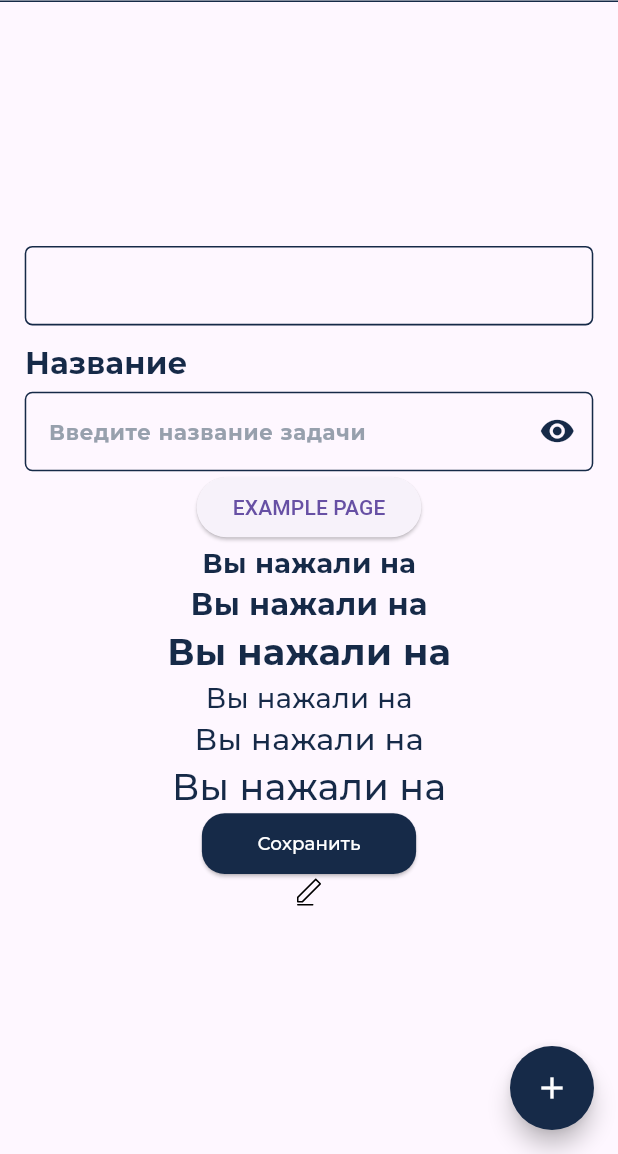
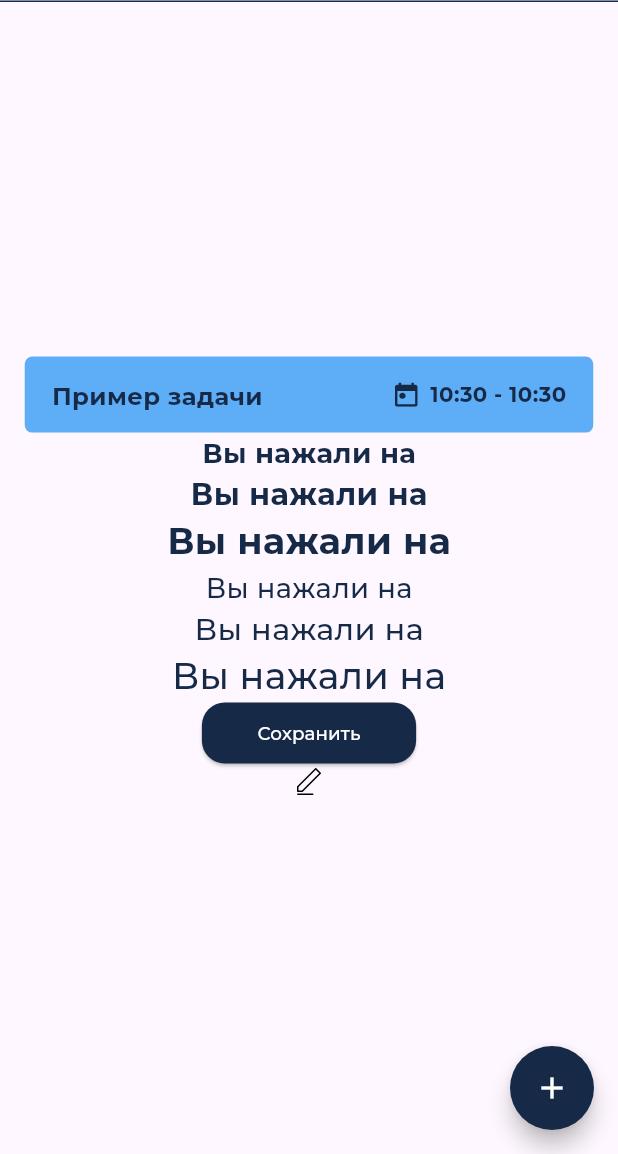
Before and after one commit to elyra1/Taski, a Flutter app: the screen it shows after launch, on a phone screen of 412 x 824 dp, the part 82-1236 px from its top. Run offline on Flutter 3.47's test engine with Material 3 defaults, Android fonts, the phone set to English and light mode, and no system bars; our stand-ins replace auto_route, awesome_extensions, bloc, cloud_firestore, firebase_auth, firebase_core and 6 more; accounts and stored records are empty; project files that could hold a hidden picture were left out.

Commit message:
Сверстал AbbreviatedTaskCard

```diff
--- a/lib/domain/entities/task_entity.dart
+++ b/lib/domain/entities/task_entity.dart
@@ -16,7 +16,7 @@ class TaskEntity with _$TaskEntity {
   }) = _TaskEntity;
 
   static TaskEntity getEmpty() => TaskEntity(
-        title: 'Название задачи',
+        title: 'Пример задачи',
         id: '123',
         authorId: '4234234',
         startTime: Timestamp.fromDate(DateTime.now()),
--- a/lib/presentation/pages/example_page/example_page.dart
+++ b/lib/presentation/pages/example_page/example_page.dart
@@ -11,6 +11,8 @@ import 'package:taski/presentation/utils/app_text_styles.dart';
 import 'package:taski/presentation/widgets/app_bars/main_app_bar.dart';
 import 'package:taski/presentation/widgets/buttons/circle_add_button.dart';
 import 'package:taski/presentation/widgets/buttons/custom_button.dart';
+import 'package:taski/domain/entities/task_entity.dart';
+import 'package:taski/presentation/widgets/cards/abbreviated_task_card.dart';
 
 @RoutePage()
 class ExamplePage extends StatelessWidget implements AutoRouteWrapper {
@@ -24,23 +26,11 @@ class ExamplePage extends StatelessWidget implements AutoRouteWrapper {
       body: Column(
         mainAxisAlignment: MainAxisAlignment.center,
         children: [
-          AppTextField(),
-          10.h.heightBox,
-          AppTextField(
-            title: 'Название',
-            hintText: 'Введите название задачи',
-            obscure: true,
+          TaskCard(
+              width: 345.w,
+              height: 50.h,
+              task: TaskEntity.getEmpty()
           ),
-          ElevatedButton(
-            onPressed: () {
-              ScaffoldMessenger.of(context).showSnackBar(
-                const SnackBar(
-                  content: Text("Вы нажали на"),
-                ),
-              );
-            },
-            child: const Text("EXAMPLE PAGE"),
-          ).toCenter(),
           Text("Вы нажали на", style: AppTextStyles.bold18),
           Text("Вы нажали на", style: AppTextStyles.bold20),
           Text("Вы нажали на", style: AppTextStyles.bold24),
--- a/lib/presentation/utils/app_icons.dart
+++ b/lib/presentation/utils/app_icons.dart
@@ -1,8 +1,9 @@
 abstract class AppIcons {
   static const String editIcon = "assets/icons/edit_icon.svg";
   static const String calendarIcon = "assets/icons/calendar_icon.svg";
+  static const String calendarIconNew = "assets/icons/calendar_icon_new.svg";
   static const String categoryIcon = "assets/icons/category_icon.svg";
-  static const String clockIcon = "assets/icons/clock_icon.svg";
+  static const String clockIcon = "assets/icons/Clock_icon.svg";
   static const String infoIcon = "assets/icons/info_icon.svg";
   static const String userIcon = "assets/icons/user_icon.svg";
 }
--- /dev/null
+++ b/lib/presentation/widgets/cards/abbreviated_task_card.dart
@@ -0,0 +1,62 @@
+import 'package:awesome_extensions/awesome_extensions.dart';
+import 'package:flutter/material.dart';
+import 'package:flutter_screenutil/flutter_screenutil.dart';
+import 'package:flutter_svg/flutter_svg.dart';
+import 'package:intl/intl.dart';
+import 'package:taski/domain/entities/task_entity.dart';
+import 'package:taski/presentation/utils/app_colors.dart';
+import 'package:taski/presentation/utils/app_icons.dart';
+import 'package:taski/presentation/utils/app_text_styles.dart';
+
+class TaskCard extends StatefulWidget {
+  final double? width;
+  final double? height;
+  final TaskEntity task;
+
+  const TaskCard({
+    super.key,
+    this.width,
+    this.height,
+    required this.task,
+  });
+
+  @override
+  State<TaskCard> createState() => _TaskCardState();
+}
+
+class _TaskCardState extends State<TaskCard> {
+  final DateFormat format = DateFormat.Hm();
+
+  @override
+  Widget build(BuildContext context) {
+    return Container(
+      padding: const EdgeInsets.symmetric(vertical: 15.0, horizontal: 18.0),
+      decoration: BoxDecoration(
+        color: Color(widget.task.color),
+        borderRadius: BorderRadius.circular(5.r),
+      ),
+      width: widget.width,
+      height: widget.height,
+      child: Row(
+        mainAxisAlignment: MainAxisAlignment.spaceBetween,
+        children: [
+            SizedBox(width:150.w, child:Text(widget.task.title, style: AppTextStyles.bold16, overflow: TextOverflow.ellipsis,)),
+              Row(
+                children: [
+              SvgPicture.asset(
+                AppIcons.calendarIconNew,
+                width: 15.w,
+                height: 16.h,
+              ),
+              7.w.widthBox,
+              Text(
+                  "${format.format(widget.task.startTime.toDate())} - ${format.format(widget.task.endTime.toDate())}",
+                  style: AppTextStyles.semibold14
+              ),
+            ]
+            ),
+        ]
+      ),
+    );
+  }
+}
--- a/pubspec.yaml
+++ b/pubspec.yaml
@@ -50,6 +50,7 @@ dependencies:
   flutter_bloc: ^8.1.3
   awesome_extensions: ^2.0.10
   flutter_svg: ^2.0.9
+  intl: ^0.18.1
 
 dev_dependencies:
   flutter_test:
```
Also changed, not shown: assets/icons/calendar_icon_new.svg (added).
